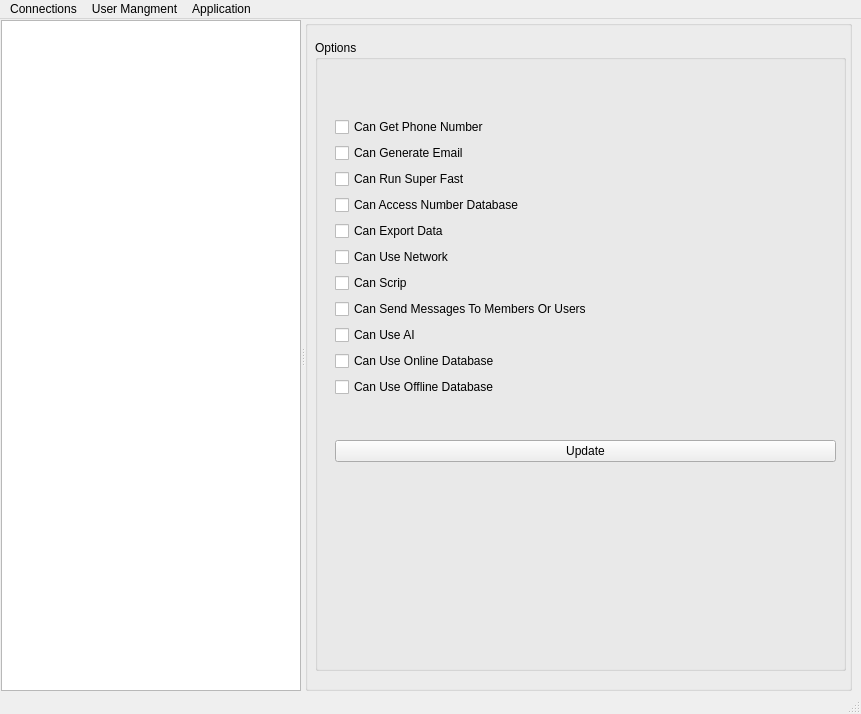
Qt form Interface/Controller.ui (Seif-Abaza/MarketingTool) before a commit.
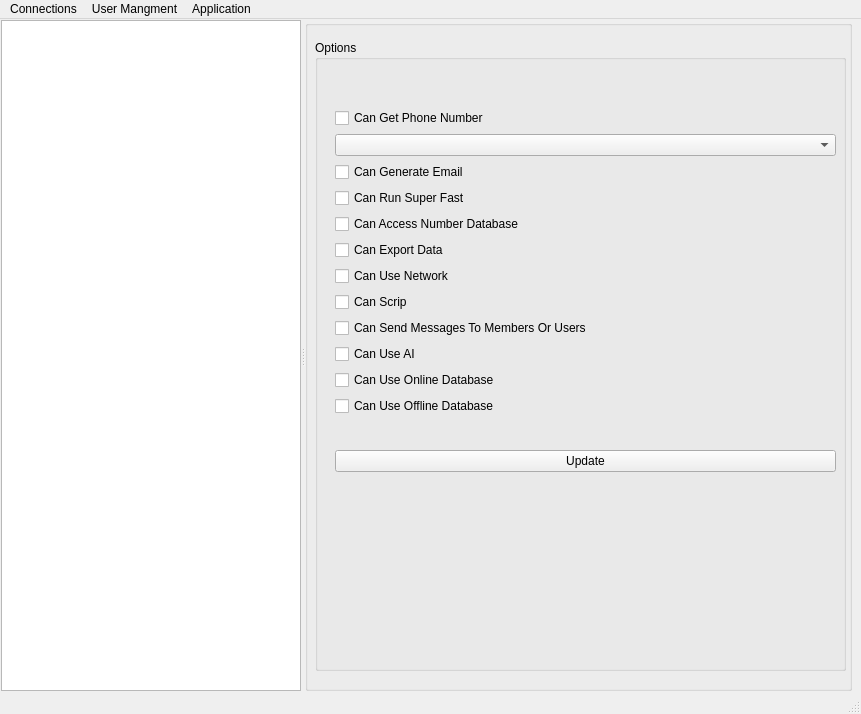
The same form after that commit. Icons and pictures are not drawn.

The edit to the form file:
```diff
--- a/Interface/Controller.ui
+++ b/Interface/Controller.ui
@@ -175,7 +175,7 @@
         <property name="title">
          <string>Options</string>
         </property>
-        <widget class="QWidget" name="">
+        <widget class="QWidget" name="layoutWidget">
          <property name="geometry">
           <rect>
            <x>20</x>
@@ -194,6 +194,9 @@
               </property>
              </widget>
             </item>
+            <item>
+             <widget class="QComboBox" name="comboBox"/>
+            </item>
             <item>
              <widget class="QCheckBox" name="checkBox_3">
               <property name="text">
```
Left out of the diff: 2 changed lines with no effect on the pictures.
